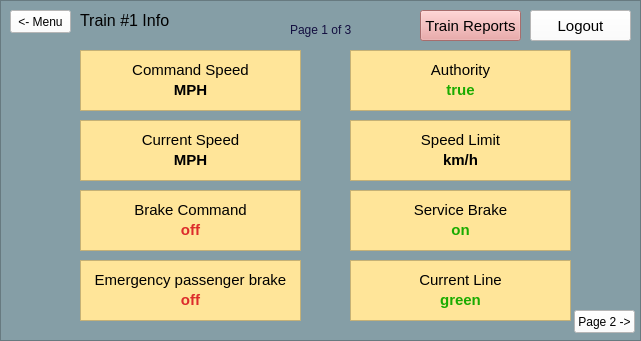
Before: the Qt Designer form src/UI/TrainModel/Train_Info_Page1.ui in aet37/ECE1140-Project, drawn with Qt 5.
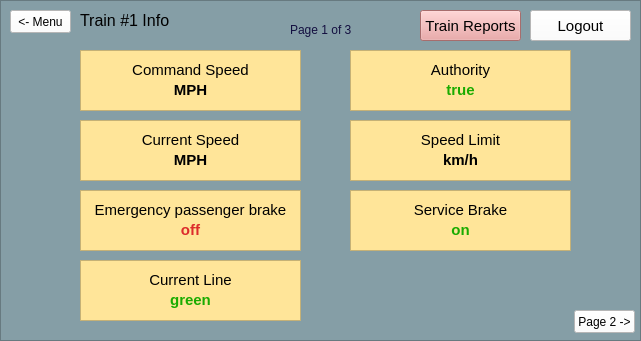
After: the same form once the commit is applied.

Diff of the .ui file:
```diff
--- a/src/UI/TrainModel/Train_Info_Page1.ui
+++ b/src/UI/TrainModel/Train_Info_Page1.ui
@@ -558,7 +558,7 @@
      <property name="geometry">
       <rect>
        <x>90</x>
-       <y>290</y>
+       <y>220</y>
        <width>201</width>
        <height>20</height>
       </rect>
@@ -585,7 +585,7 @@
      <property name="geometry">
       <rect>
        <x>90</x>
-       <y>270</y>
+       <y>200</y>
        <width>201</width>
        <height>20</height>
       </rect>
@@ -609,26 +609,6 @@
      <property name="geometry">
       <rect>
        <x>80</x>
-       <y>260</y>
-       <width>221</width>
-       <height>61</height>
-      </rect>
-     </property>
-     <property name="styleSheet">
-      <string notr="true">background-color: rgb(255, 229, 153);</string>
-     </property>
-     <property name="html">
-      <string>&lt;!DOCTYPE HTML PUBLIC &quot;-//W3C//DTD HTML 4.0//EN&quot; &quot;http://www.w3.org/TR/REC-html40/strict.dtd&quot;&gt;
-&lt;html&gt;&lt;head&gt;&lt;meta name=&quot;qrichtext&quot; content=&quot;1&quot; /&gt;&lt;style type=&quot;text/css&quot;&gt;
-p, li { white-space: pre-wrap; }
-&lt;/style&gt;&lt;/head&gt;&lt;body style=&quot; font-family:'MS Shell Dlg 2'; font-size:8.25pt; font-weight:400; font-style:normal;&quot;&gt;
-&lt;p align=&quot;center&quot; style=&quot;-qt-paragraph-type:empty; margin-top:0px; margin-bottom:0px; margin-left:0px; margin-right:0px; -qt-block-indent:0; text-indent:0px;&quot;&gt;&lt;br /&gt;&lt;/p&gt;&lt;/body&gt;&lt;/html&gt;</string>
-     </property>
-    </widget>
-    <widget class="QTextBrowser" name="textBrowser_10">
-     <property name="geometry">
-      <rect>
-       <x>80</x>
        <y>190</y>
        <width>221</width>
        <height>61</height>
@@ -645,61 +625,10 @@
 &lt;p align=&quot;center&quot; style=&quot;-qt-paragraph-type:empty; margin-top:0px; margin-bottom:0px; margin-left:0px; margin-right:0px; -qt-block-indent:0; text-indent:0px;&quot;&gt;&lt;br /&gt;&lt;/p&gt;&lt;/body&gt;&lt;/html&gt;</string>
      </property>
     </widget>
-    <widget class="QLabel" name="disp_brake_command">
-     <property name="geometry">
-      <rect>
-       <x>90</x>
-       <y>220</y>
-       <width>201</width>
-       <height>20</height>
-      </rect>
-     </property>
-     <property name="font">
-      <font>
-       <pointsize>11</pointsize>
-       <weight>75</weight>
-       <bold>true</bold>
-      </font>
-     </property>
-     <property name="styleSheet">
-      <string notr="true">background-color: rgba(255, 255, 255, 0);
-color: rgb(220, 44, 44);</string>
-     </property>
-     <property name="text">
-      <string>off</string>
-     </property>
-     <property name="alignment">
-      <set>Qt::AlignCenter</set>
-     </property>
-    </widget>
-    <widget class="QLabel" name="label_9">
-     <property name="geometry">
-      <rect>
-       <x>90</x>
-       <y>200</y>
-       <width>201</width>
-       <height>20</height>
-      </rect>
-     </property>
-     <property name="font">
-      <font>
-       <pointsize>11</pointsize>
-      </font>
-     </property>
-     <property name="styleSheet">
-      <string notr="true">background-color: rgba(255, 255, 255, 0);</string>
-     </property>
-     <property name="text">
-      <string>Brake Command</string>
-     </property>
-     <property name="alignment">
-      <set>Qt::AlignCenter</set>
-     </property>
-    </widget>
     <widget class="QTextBrowser" name="textBrowser_3">
      <property name="geometry">
       <rect>
-       <x>350</x>
+       <x>80</x>
        <y>260</y>
        <width>221</width>
        <height>61</height>
@@ -719,7 +648,7 @@
     <widget class="QLabel" name="label_7">
      <property name="geometry">
       <rect>
-       <x>360</x>
+       <x>90</x>
        <y>270</y>
        <width>201</width>
        <height>20</height>
@@ -743,7 +672,7 @@
     <widget class="QLabel" name="disp_current_line">
      <property name="geometry">
       <rect>
-       <x>360</x>
+       <x>90</x>
        <y>290</y>
        <width>201</width>
        <height>20</height>
```
Left out of the diff: 3 changed lines with no effect on the pictures.
